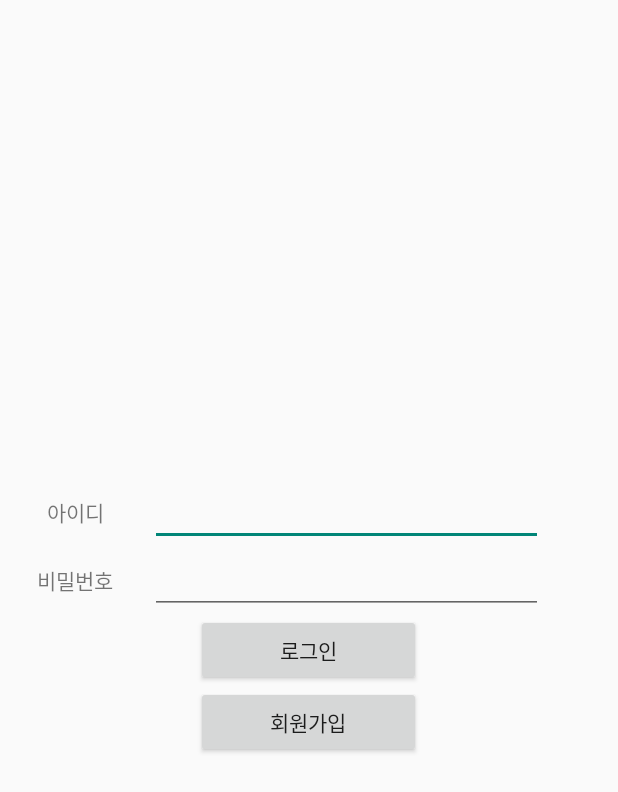
After one commit to junki94/DokGo, an Android app: the layout activity_login.xml on its own in the app's theme, with its tools: preview values and no code run, on a phone screen of 412 x 824 dp. The commit adds this screen. Shown: the top 792 px of the screen. Run offline under Robolectric (Android 15) with nearby library versions, the phone set to English and light mode, and no system bars.

Commit message:
노인 누르면 상세정보 나옴

```diff
--- a/JunKiProj/app/src/main/AndroidManifest.xml
+++ b/JunKiProj/app/src/main/AndroidManifest.xml
@@ -16,6 +16,10 @@
                 <category android:name="android.intent.category.LAUNCHER" />
             </intent-filter>
         </activity>
+        <activity android:name=".DetailActivity"
+            android:screenOrientation="portrait"/>
+        <activity android:name=".ListActivity"
+            android:screenOrientation="portrait"/>
     </application>
 
 </manifest>
--- a/JunKiProj/app/src/main/java/com/dokgo/junkiproj/Holder/ListHolder.java
+++ b/JunKiProj/app/src/main/java/com/dokgo/junkiproj/Holder/ListHolder.java
@@ -1,8 +1,10 @@
 package com.dokgo.junkiproj.Holder;
 
+import android.support.v7.widget.LinearLayoutManager;
 import android.support.v7.widget.RecyclerView;
 import android.view.View;
 import android.widget.ImageView;
+import android.widget.LinearLayout;
 import android.widget.TextView;
 
 import com.dokgo.junkiproj.R;
@@ -14,10 +16,14 @@ import com.dokgo.junkiproj.R;
 public class ListHolder extends RecyclerView.ViewHolder {
     public TextView name, addr;
     public ImageView img;
+    public LinearLayout layout;
+    public View parent;
     public ListHolder(View itemView) {
         super(itemView);
         name = (TextView)itemView.findViewById(R.id.list_name);
         addr = (TextView)itemView.findViewById(R.id.list_addr);
         img = (ImageView)itemView.findViewById(R.id.list_img);
+        layout = (LinearLayout)itemView.findViewById(R.id.list_layout);
+        parent = itemView;
     }
 }
--- a/JunKiProj/app/src/main/java/com/dokgo/junkiproj/ListActivity.java
+++ b/JunKiProj/app/src/main/java/com/dokgo/junkiproj/ListActivity.java
@@ -5,7 +5,6 @@ import android.support.annotation.Nullable;
 import android.support.v7.app.AppCompatActivity;
 import android.support.v7.widget.LinearLayoutManager;
 import android.support.v7.widget.RecyclerView;
-import android.view.LayoutInflater;
 
 
 import com.dokgo.junkiproj.Adapter.MyAdapter;
@@ -25,9 +24,10 @@ public class ListActivity extends AppCompatActivity {
     @Override
     protected void onCreate(@Nullable Bundle savedInstanceState) {
         super.onCreate(savedInstanceState);
-        recyclerView = findViewById(R.id.list_recycle);
+        setContentView(R.layout.activity_list);
+        recyclerView = (RecyclerView)findViewById(R.id.list_recycle);
         adapter = new MyAdapter(getDataFromDB());
-        layoutManager = new LinearLayoutManager(getApplicationContext(), LinearLayoutManager.VERTICAL,false);
+        layoutManager = new LinearLayoutManager(getApplicationContext());
         recyclerView.setLayoutManager(layoutManager);
         recyclerView.setAdapter(adapter);
     }
--- /dev/null
+++ b/JunKiProj/app/src/main/res/layout/activity_login.xml
@@ -0,0 +1,62 @@
+<?xml version="1.0" encoding="utf-8"?>
+<RelativeLayout xmlns:android="http://schemas.android.com/apk/res/android"
+    android:layout_width="match_parent"
+    android:layout_height="match_parent">
+    <LinearLayout
+        android:layout_centerVertical="true"
+        android:layout_width="match_parent"
+        android:layout_height="wrap_content"
+        android:orientation="vertical">
+
+        <LinearLayout
+            android:layout_width="match_parent"
+            android:layout_height="wrap_content"
+            android:orientation="horizontal">
+
+            <TextView
+                android:gravity="center"
+                android:layout_width="100dp"
+                android:layout_height="match_parent"
+                android:text="아이디" />
+
+            <EditText
+                android:id="@+id/editText1"
+                android:layout_width="match_parent"
+                android:layout_height="match_parent"
+                android:layout_marginEnd="50dp"/>
+        </LinearLayout>
+        <LinearLayout
+            android:layout_width="match_parent"
+            android:layout_height="wrap_content"
+            android:orientation="horizontal">
+
+            <TextView
+                android:gravity="center"
+                android:text="비밀번호"
+                android:layout_width="100dp"
+                android:layout_height="match_parent" />
+
+            <EditText
+                android:id="@+id/editText2"
+                android:layout_width="match_parent"
+                android:layout_height="match_parent"
+                android:layout_marginEnd="50dp"/>
+        </LinearLayout>
+
+
+        <Button
+            android:id="@+id/button1"
+            android:layout_width="150dp"
+            android:layout_height="wrap_content"
+            android:text="로그인"
+            android:layout_gravity="center"/>
+
+        <Button
+            android:id="@+id/button2"
+            android:layout_width="150dp"
+            android:layout_height="wrap_content"
+            android:text="회원가입"
+            android:layout_gravity="center"/>
+
+    </LinearLayout>
+</RelativeLayout>
--- a/JunKiProj/app/src/main/res/layout/layout_detail.xml
+++ b/JunKiProj/app/src/main/res/layout/layout_detail.xml
@@ -1,5 +1,6 @@
 <?xml version="1.0" encoding="utf-8"?>
 <LinearLayout
+    android:id="@+id/list_layout"
     xmlns:android="http://schemas.android.com/apk/res/android"
     android:orientation="horizontal" android:layout_width="match_parent"
     android:layout_height="80dp"
```
Also changed, not shown: JunKiProj/app/src/main/java/com/dokgo/junkiproj/Adapter/MyAdapter.java (+14 -3 lines), JunKiProj/app/src/main/java/com/dokgo/junkiproj/DetailActivity.java (+10 -1 lines), JunKiProj/app/src/main/java/com/dokgo/junkiproj/MainActivity.java (+19 -1 lines), JunKiProj/app/src/main/res/layout/activity_main.xml (+9 -61 lines).
